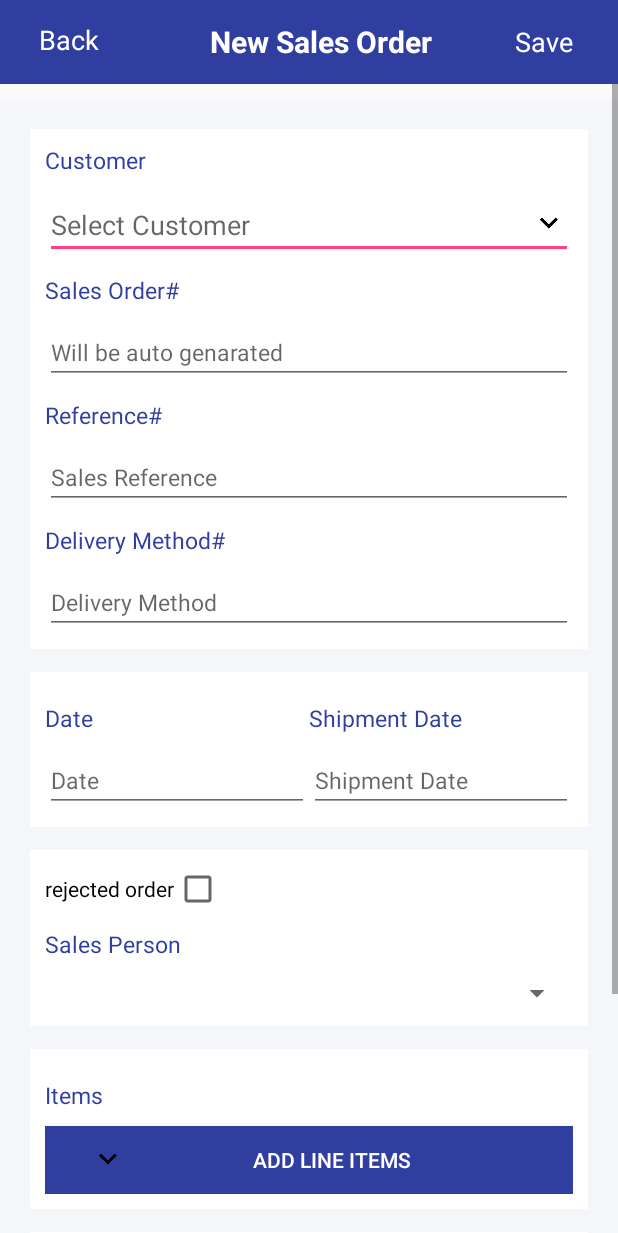
After one commit to prithwimig16/VamDiokBox, an Android app: the SalesOrderActivity screen opened directly, with no data from a screen before it, on a phone screen of 412 x 824 dp. The commit adds this screen. Shown: the top 1233 px of the screen. Run offline under Robolectric (Android 15) with nearby library versions, the phone set to English and light mode, and no system bars.

Commit message:
added sales order activity

```diff
--- /dev/null
+++ b/app/src/main/java/com/prithwiraj/vamdiokerp/activities/SalesOrderActivity.java
@@ -0,0 +1,18 @@
+package com.prithwiraj.vamdiokerp.activities;
+
+import android.support.v4.content.ContextCompat;
+import android.support.v7.app.AppCompatActivity;
+import android.os.Bundle;
+import android.view.WindowManager;
+
+import com.prithwiraj.vamdiokerp.R;
+
+public class SalesOrderActivity extends AppCompatActivity {
+
+    @Override
+    protected void onCreate(Bundle savedInstanceState) {
+        super.onCreate(savedInstanceState);
+        getWindow().setStatusBarColor(ContextCompat.getColor(this ,R.color.colorPrimaryDark));
+        setContentView(R.layout.activity_sales_order);
+    }
+}
--- a/app/src/main/java/com/prithwiraj/vamdiokerp/fragments/SubItemFragment.java
+++ b/app/src/main/java/com/prithwiraj/vamdiokerp/fragments/SubItemFragment.java
@@ -16,6 +16,7 @@ import android.widget.TextView;
 
 import com.prithwiraj.vamdiokerp.R;
 import com.prithwiraj.vamdiokerp.activities.AddItemActivity;
+import com.prithwiraj.vamdiokerp.activities.SalesOrderActivity;
 
 /**
  * A simple {@link Fragment} subclass.
@@ -98,8 +99,15 @@ public class SubItemFragment extends Fragment implements View.OnClickListener {
     public void onClick(View v) {
         switch (v.getId()){
             case R.id.bt_fab_sub_item:
+
+                if(strScreenName.equalsIgnoreCase("sales orders")){
+                    Intent i=new Intent(getActivity(), SalesOrderActivity.class);
+                    startActivity(i);
+                }
+                else{
                 Intent i=new Intent(getActivity(), AddItemActivity.class);
                 startActivity(i);
+                }
                 break;
 
         }
--- /dev/null
+++ b/app/src/main/res/layout/activity_sales_order.xml
@@ -0,0 +1,350 @@
+<?xml version="1.0" encoding="utf-8"?>
+<RelativeLayout xmlns:android="http://schemas.android.com/apk/res/android"
+    xmlns:app="http://schemas.android.com/apk/res-auto"
+    xmlns:tools="http://schemas.android.com/tools"
+    android:layout_width="match_parent"
+    android:layout_height="match_parent"
+    tools:context=".activities.SalesOrderActivity">
+
+<android.support.v7.widget.Toolbar
+    android:id="@+id/toolbar"
+    android:minHeight="?attr/actionBarSize"
+    android:layout_width="match_parent"
+    android:layout_height="wrap_content"
+    android:background="@color/colorPrimaryDark"
+    android:gravity="center_horizontal">
+
+    <RelativeLayout
+        android:layout_width="match_parent"
+        android:layout_height="match_parent"
+        android:padding="10dp"
+        android:background="@color/colorPrimaryDark">
+
+        <TextView
+            android:id="@+id/tv_back_order"
+            android:layout_width="wrap_content"
+            android:layout_height="wrap_content"
+            android:text="Back"
+            android:textSize="18dp"
+            android:textAllCaps="false"
+            android:textColor="@color/white" />
+
+
+        <TextView
+            android:id="@+id/tv_title_order"
+            android:layout_width="wrap_content"
+            android:layout_height="wrap_content"
+            android:layout_centerHorizontal="true"
+            android:layout_gravity="center"
+            android:text="New Sales Order"
+            android:textColor="@color/white"
+            android:textSize="20dp"
+            android:textStyle="bold" />
+
+        <TextView
+            android:id="@+id/tv_save_order"
+            android:layout_width="wrap_content"
+            android:layout_height="wrap_content"
+            android:layout_alignParentEnd="true"
+            android:layout_alignParentRight="true"
+            android:layout_centerVertical="true"
+            android:text="Save"
+            android:layout_marginEnd="20dp"
+            android:textSize="18dp"
+            android:textAllCaps="false"
+            android:textColor="@color/white" />
+
+    </RelativeLayout>
+
+</android.support.v7.widget.Toolbar>
+
+    <ScrollView
+        android:layout_width="match_parent"
+        android:layout_height="wrap_content"
+        android:layout_below="@+id/toolbar">
+
+    <RelativeLayout
+        android:layout_width="match_parent"
+        android:layout_height="match_parent"
+        android:layout_marginTop="10dp"
+        android:background="@color/graycolor"
+        android:padding="20dp">
+
+        <LinearLayout
+            android:layout_width="match_parent"
+            android:layout_height="wrap_content"
+            android:id="@+id/linear1"
+            android:background="@color/white"
+            android:padding="10dp"
+            android:orientation="vertical">
+
+            <TextView
+                android:layout_width="wrap_content"
+                android:layout_height="wrap_content"
+                android:textSize="15dp"
+                android:textColor="@color/colorPrimaryDark"
+                android:text="Customer"/>
+
+            <EditText
+                android:id="@+id/et_select_customer"
+                android:layout_width="match_parent"
+                android:layout_height="wrap_content"
+                android:gravity="left"
+                android:layout_marginTop="10dp"
+                android:drawableRight="@drawable/ic_keyboard_arrow_down_black_24dp"
+                android:hint="Select Customer"
+                android:textAllCaps="false"
+                />
+
+
+            <TextView
+                android:layout_width="wrap_content"
+                android:layout_height="wrap_content"
+                android:textSize="15dp"
+                android:layout_marginTop="10dp"
+                android:textColor="@color/colorPrimaryDark"
+                android:text="Sales Order#"/>
+
+
+            <EditText
+                android:layout_width="match_parent"
+                android:layout_height="wrap_content"
+                android:id="@+id/et_sales_order"
+                android:textSize="15dp"
+                android:layout_marginTop="10dp"
+                android:gravity="left"
+                android:hint="Will be auto genarated"/>
+
+
+            <TextView
+                android:layout_width="wrap_content"
+                android:layout_height="wrap_content"
+                android:textSize="15dp"
+                android:layout_marginTop="10dp"
+                android:textColor="@color/colorPrimaryDark"
+                android:text="Reference#"/>
+
+
+            <EditText
+                android:layout_width="match_parent"
+                android:layout_height="wrap_content"
+                android:id="@+id/et_sales_reference"
+                android:textSize="15dp"
+                android:layout_marginTop="10dp"
+                android:gravity="left"
+                android:hint="Sales Reference"/>
+
+
+            <TextView
+                android:layout_width="wrap_content"
+                android:layout_height="wrap_content"
+                android:textSize="15dp"
+                android:layout_marginTop="10dp"
+                android:textColor="@color/colorPrimaryDark"
+                android:text="Delivery Method#"/>
+
+
+            <EditText
+                android:layout_width="match_parent"
+                android:layout_height="wrap_content"
+                android:id="@+id/et_delevery_method"
+                android:textSize="15dp"
+                android:layout_marginTop="10dp"
+                android:gravity="left"
+                android:hint="Delivery Method"/>
+        </LinearLayout>
+
+
+        <LinearLayout
+            android:layout_width="match_parent"
+            android:layout_height="wrap_content"
+            android:id="@+id/linear2"
+            android:layout_below="@+id/linear1"
+            android:layout_marginTop="15dp"
+            android:background="@color/white"
+            android:padding="10dp"
+            android:weightSum="2"
+            android:orientation="horizontal">
+
+            <LinearLayout
+                android:layout_width="0dp"
+                android:layout_weight="1"
+                android:layout_height="wrap_content"
+                android:orientation="vertical">
+
+                <TextView
+                    android:layout_width="wrap_content"
+                    android:layout_height="wrap_content"
+                    android:textSize="15dp"
+                    android:layout_marginTop="10dp"
+                    android:textColor="@color/colorPrimaryDark"
+                    android:text="Date"/>
+
+
+                <EditText
+                    android:layout_width="match_parent"
+                    android:layout_height="wrap_content"
+                    android:id="@+id/et_date"
+                    android:textSize="15dp"
+                    android:layout_marginTop="10dp"
+                    android:gravity="left"
+                    android:hint="Date"/>
+
+            </LinearLayout>
+
+            <LinearLayout
+                android:layout_width="0dp"
+                android:layout_weight="1"
+                android:layout_height="wrap_content"
+                android:orientation="vertical">
+
+                <TextView
+                    android:layout_width="wrap_content"
+                    android:layout_height="wrap_content"
+                    android:textSize="15dp"
+                    android:layout_marginTop="10dp"
+                    android:textColor="@color/colorPrimaryDark"
+                    android:text="Shipment Date"/>
+
+
+                <EditText
+                    android:layout_width="match_parent"
+                    android:layout_height="wrap_content"
+                    android:id="@+id/et_shipment_date"
+                    android:textSize="15dp"
+                    android:layout_marginTop="10dp"
+                    android:gravity="left"
+                    android:hint="Shipment Date"/>
+
+            </LinearLayout>
+
+
+
+        </LinearLayout>
+
+        <LinearLayout
+            android:layout_width="match_parent"
+            android:layout_height="wrap_content"
+            android:id="@+id/linear3"
+            android:layout_below="@+id/linear2"
+            android:layout_marginTop="15dp"
+            android:background="@color/white"
+            android:padding="10dp"
+            android:orientation="vertical">
+
+            <CheckBox
+                android:layout_width="wrap_content"
+                android:layout_height="wrap_content"
+                android:text="rejected order"
+                android:layoutDirection="rtl"/>
+
+            <TextView
+                android:layout_width="wrap_content"
+                android:layout_height="wrap_content"
+                android:textSize="15dp"
+                android:layout_marginTop="10dp"
+                android:textColor="@color/colorPrimaryDark"
+                android:text="Sales Person"/>
+
+
+            <Spinner
+                android:layout_width="match_parent"
+                android:layout_height="wrap_content"
+                android:id="@+id/et_sales_person"
+                android:textSize="15dp"
+                android:layout_marginTop="10dp"
+                android:gravity="left"
+                android:hint="Sales person"/>
+
+        </LinearLayout>
+
+        <LinearLayout
+            android:layout_width="match_parent"
+            android:layout_height="wrap_content"
+            android:id="@+id/linear4"
+            android:layout_below="@+id/linear3"
+            android:layout_marginTop="15dp"
+            android:background="@color/white"
+            android:padding="10dp"
+            android:orientation="vertical">
+
+            <TextView
+                android:layout_width="wrap_content"
+                android:layout_height="wrap_content"
+                android:textSize="15dp"
+                android:layout_marginTop="10dp"
+                android:textColor="@color/colorPrimaryDark"
+                android:text="Items"/>
+
+
+            <Button
+                android:layout_width="match_parent"
+                android:layout_height="45dp"
+                android:layout_marginTop="10dp"
+                android:text="Add Line Items"
+                android:background="@color/colorPrimaryDark"
+                android:textColor="@color/white"
+                android:drawableLeft="@drawable/ic_keyboard_arrow_down_black_24dp"
+                android:drawablePadding="2dip"
+                android:paddingLeft="30dip"
+                android:paddingRight="26dip"
+                android:singleLine="true" />
+
+        </LinearLayout>
+
+        <LinearLayout
+            android:layout_width="match_parent"
+            android:layout_height="wrap_content"
+            android:id="@+id/linear5"
+            android:layout_below="@+id/linear4"
+            android:layout_marginTop="15dp"
+            android:background="@color/white"
+            android:padding="10dp"
+            android:orientation="vertical">
+
+            <TextView
+                android:layout_width="wrap_content"
+                android:layout_height="wrap_content"
+                android:textSize="15dp"
+                android:layout_marginTop="10dp"
+                android:textColor="@color/colorPrimaryDark"
+                android:text="Customer Notes"/>
+
+
+            <EditText
+                android:layout_width="match_parent"
+                android:layout_height="wrap_content"
+                android:id="@+id/et_customer_notes"
+                android:textSize="15dp"
+                android:layout_marginTop="10dp"
+                android:gravity="left"
+                android:hint="Customer Notes"/>
+
+            <TextView
+                android:layout_width="wrap_content"
+                android:layout_height="wrap_content"
+                android:textSize="15dp"
+                android:layout_marginTop="10dp"
+                android:textColor="@color/colorPrimaryDark"
+                android:text="Terms and Condition "/>
+
+
+            <EditText
+                android:layout_width="match_parent"
+                android:layout_height="wrap_content"
+                android:id="@+id/et_terms_condition"
+                android:textSize="15dp"
+                android:layout_marginTop="10dp"
+                android:gravity="left"
+                android:hint="Terms and Conditions"/>
+
+
+
+        </LinearLayout>
+
+
+    </RelativeLayout>
+
+    </ScrollView>
+
+</RelativeLayout>
```
Also changed, not shown: app/src/main/AndroidManifest.xml (+7 -12 lines).
